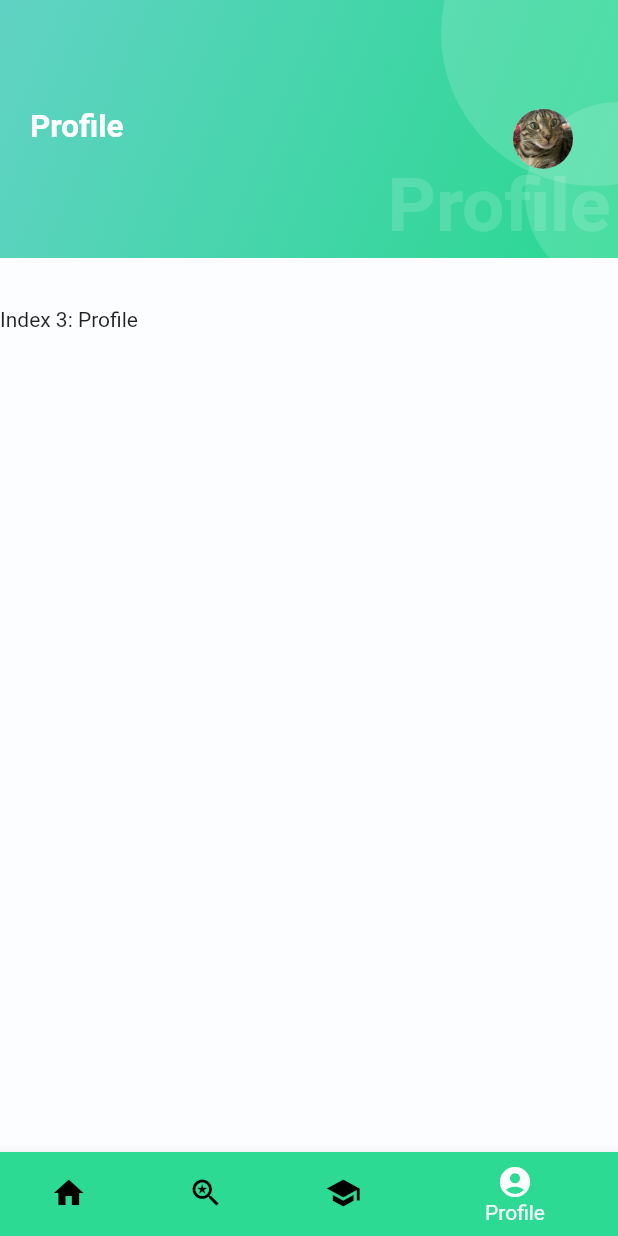
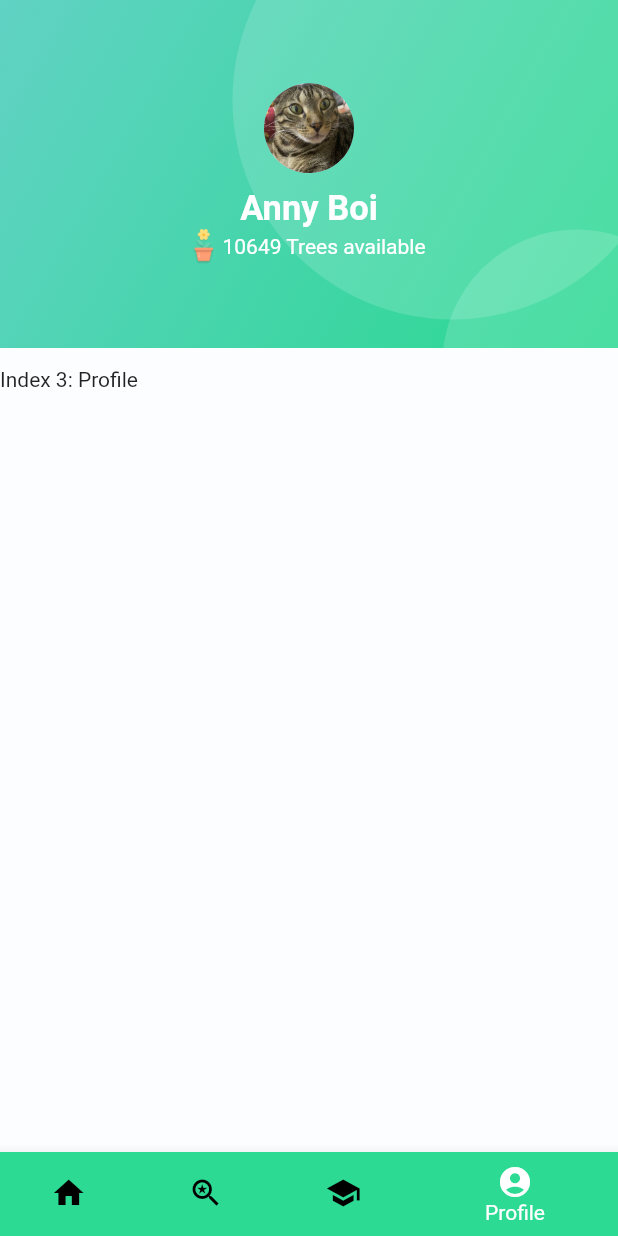
Before and after one commit to CarbonEconomy/CarbonEconomy, a Flutter app: the screen it shows after launch, item 4 of the bottom bar chosen, on a phone screen of 412 x 824 dp. Run offline on Flutter 3.47's test engine with Material 2 defaults, Android fonts, the phone set to English and light mode, and no system bars; missing offline and left inert: amplify_api, amplify_auth_cognito, amplify_datastore, amplify_datastore_plugin_interface, amplify_flutter; network calls fail.

Commit message:
finish profile header

```diff
--- a/green_pouch/lib/home.dart
+++ b/green_pouch/lib/home.dart
@@ -101,7 +101,11 @@ class _HomeViewState extends State<HomeView> {
       case 2:
         return MyAppBar(title: "Articles", backgroundText: "Articles");
       default:
-        return ProfileAppBar(title: "Profile", backgroundText: "Profile");
+        return ProfileAppBar(
+          name: "Anny Boi",
+          treesDonated: 10649,
+          credits: 465,
+        );
     }
   }
 
@@ -145,7 +149,7 @@ class _HomeViewState extends State<HomeView> {
   }
 
   Widget buildBody(BuildContext context) {
-    var height = MediaQuery.of(context).size.height - 255;
+    var height = MediaQuery.of(context).size.height;
     switch (_selectedIndex) {
       case 0:
         return Positioned(
@@ -154,7 +158,7 @@ class _HomeViewState extends State<HomeView> {
             child: SingleChildScrollView(
               child: FavouritesView(),
             ),
-            constraints: BoxConstraints(maxHeight: height),
+            constraints: BoxConstraints(maxHeight: height - 255),
           ),
         );
       case 1:
@@ -164,7 +168,7 @@ class _HomeViewState extends State<HomeView> {
             child: SingleChildScrollView(
               child: SearchView(_rewards),
             ),
-            constraints: BoxConstraints(maxHeight: height),
+            constraints: BoxConstraints(maxHeight: height - 255),
           ),
         );
       case 2:
@@ -174,17 +178,17 @@ class _HomeViewState extends State<HomeView> {
             child: SingleChildScrollView(
               child: InformationView(),
             ),
-            constraints: BoxConstraints(maxHeight: height),
+            constraints: BoxConstraints(maxHeight: height - 255),
           ),
         );
       default:
         return Positioned(
-          top: 205.0,
+          top: 245.0,
           child: ConstrainedBox(
             child: SingleChildScrollView(
               child: ProfileView(),
             ),
-            constraints: BoxConstraints(maxHeight: height),
+            constraints: BoxConstraints(maxHeight: height - 295),
           ),
         );
     }
--- a/green_pouch/lib/profile/widgets/appbar.dart
+++ b/green_pouch/lib/profile/widgets/appbar.dart
@@ -3,17 +3,18 @@ import 'package:flutter/material.dart';
 import '../../my_colours.dart';
 
 class ProfileAppBar extends StatelessWidget {
-  String title;
-  String? backgroundText;
-  String? subtitle;
+  String name;
+  int treesDonated;
+  int credits;
 
   static const Color _translucentWhite = Color.fromRGBO(255, 255, 255, 0.15);
-  ProfileAppBar({required this.title, this.subtitle, this.backgroundText});
+  ProfileAppBar(
+      {required this.name, required this.treesDonated, required this.credits});
 
   @override
   Widget build(BuildContext context) {
     return SizedBox(
-      height: 172.0,
+      height: 232.0,
       width: MediaQuery.of(context).size.width,
       child: Stack(
         children: [
@@ -28,9 +29,9 @@ class ProfileAppBar extends StatelessWidget {
                 ])),
           ),
           Positioned(
-            height: 204,
-            width: 204,
-            right: -86,
+            height: 293,
+            width: 293,
+            right: -36,
             top: -80,
             child: Container(
               decoration: BoxDecoration(
@@ -38,57 +39,58 @@ class ProfileAppBar extends StatelessWidget {
             ),
           ),
           Positioned(
-            height: 124,
-            width: 124,
+            height: 179,
+            width: 179,
             right: -62,
-            bottom: -20,
+            bottom: -100,
             child: Container(
               decoration: BoxDecoration(
                   shape: BoxShape.circle, color: _translucentWhite),
             ),
           ),
-          Positioned(
-            right: 5,
-            bottom: 5,
-            child: Container(
-              child: Text(
-                backgroundText ?? "",
+          Container(
+            alignment: Alignment.center,
+            child: Column(
+              mainAxisAlignment: MainAxisAlignment.center,
+              crossAxisAlignment: CrossAxisAlignment.center,
+              children: [
+                CircleAvatar(
+                  radius: 30,
+                  backgroundImage: AssetImage("graphics/cat.jpg"),
+                ),
+                SizedBox(
+                  height: 10,
+                ),
+                Text(
+                  name,
                   style: TextStyle(
+                    color: Colors.white,
                     fontWeight: FontWeight.bold,
-                    fontSize: 50,
-                    color: _translucentWhite),
+                    fontSize: 23,
                   ),
                 ),
+                Row(
+                  mainAxisAlignment: MainAxisAlignment.center,
+                  children: [
+                    Image(
+                      image: AssetImage("graphics/flower.png"),
+                      height: 24,
                     ),
-          Positioned(
-            top: 72,
-            left: 20,
-            child: Container(
-              width: MediaQuery.of(context).size.width - 50,
-              child: Row(
-                mainAxisAlignment: MainAxisAlignment.spaceBetween,
-                children: [
-                  Column(
-                    crossAxisAlignment: CrossAxisAlignment.start,
-                    children: [
-                      Text(
-                        title,
-                        style: TextStyle(
-                            fontWeight: FontWeight.bold,
-                            fontSize: 21,
-                            color: Colors.white),
+                    SizedBox(
+                      width: 5,
                     ),
                     Text(
-                        subtitle ?? "",
-                        style: TextStyle(fontSize: 14, color: Colors.white),
+                      "$treesDonated Trees available",
+                      style: TextStyle(
+                        color: Colors.white,
+                        fontSize: 14,
+                      ),
+                    )
+                  ],
                 )
               ],
             ),
-                  CircleAvatar(backgroundImage: AssetImage("graphics/cat.jpg")),
-                ],
           ),
-            ),
-          )
         ],
       ),
     );
--- a/green_pouch/pubspec.yaml
+++ b/green_pouch/pubspec.yaml
@@ -50,6 +50,7 @@ flutter:
   # To add assets to your application, add an assets section, like this:
   assets:
     - graphics/cat.jpg
+    - graphics/flower.png
 
   # An image asset can refer to one or more resolution-specific "variants", see
   # https://flutter.dev/assets-and-images/#resolution-aware.
```
Also changed, not shown: green_pouch/graphics/flower.png (added). Lines whose indentation alone changed are shown as unchanged.
